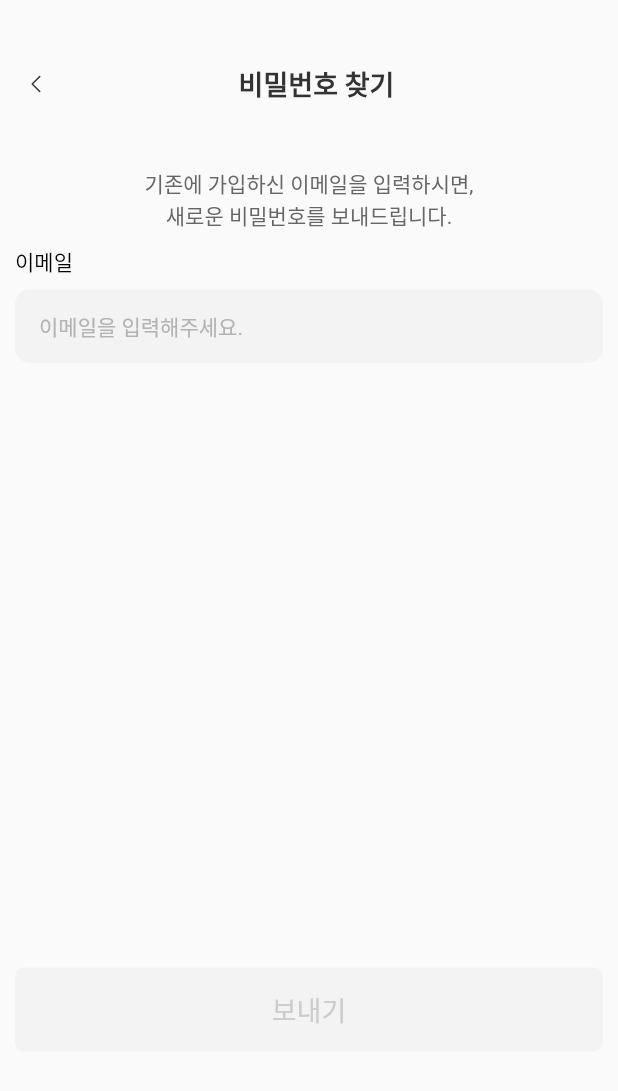
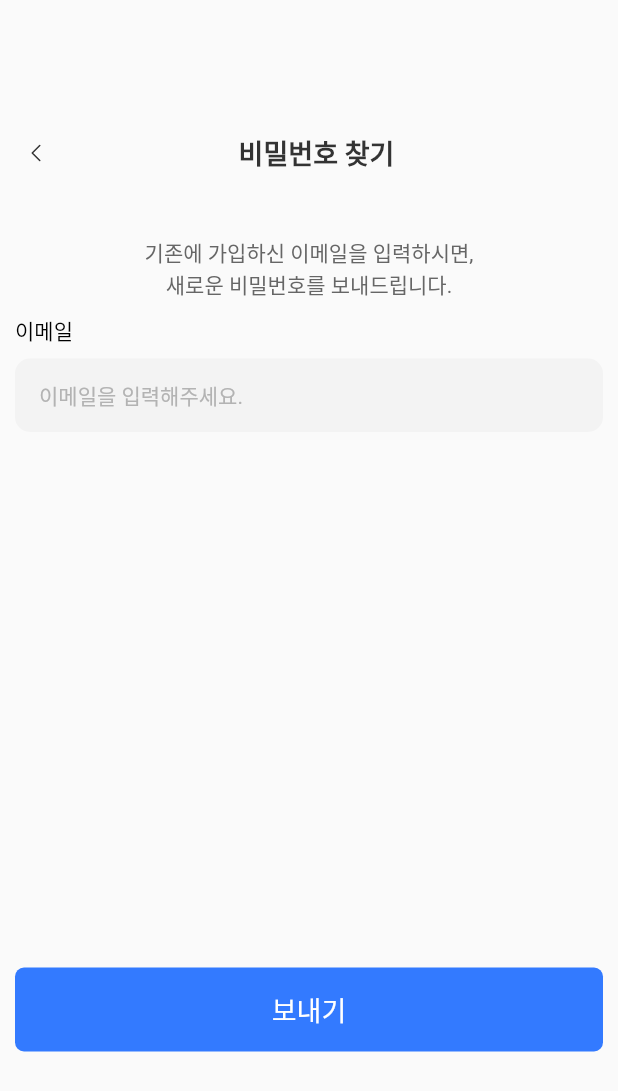
Before and after one commit to CosmicLatte009/spec, a Flutter app: the ForgotPasswordPage screen opened directly, on a phone screen of 412 x 824 dp. Shown: the top 1091 px of the screen. Run offline on Flutter 3.47's test engine with Material 2 defaults, Android fonts, the phone set to English and light mode, and no system bars; our stand-ins replace bubble, dio, flutter_secure_storage, flutter_svg, flutter_switch, get; accounts and stored records are empty; Roboto replaces fonts that are missing (Pretendard); project files that could hold a hidden picture were left out.

Commit message:
Feat: ForgotPasswordController 추가

```diff
--- /dev/null
+++ b/lib/controller/forgot_pw_controller.dart
@@ -0,0 +1,25 @@
+import 'package:dio/dio.dart';
+import 'package:get/get.dart';
+
+class ForgotPasswordController extends GetxController {
+  RxBool hasValue = false.obs;
+
+  String baseUrl = 'https://dev.sniperfactory.com';
+  final Dio dio = Dio();
+
+  Future<void> findPassword(String email) async {
+    try {
+      var res = await dio.post(
+          'https://dev.sniperfactory.com/api/auth/forgot-password',
+          data: {
+            'email': email,
+          });
+      if (res.statusCode == 200) {
+        print(res);
+      }
+    } on DioException catch (e) {
+      print('실패여');
+      print(e.message);
+    }
+  }
+}
--- a/lib/view/page/forgot_password_page.dart
+++ b/lib/view/page/forgot_password_page.dart
@@ -1,11 +1,13 @@
 import 'package:flutter/material.dart';
+import 'package:get/get.dart';
+import 'package:spec/controller/forgot_pw_controller.dart';
 import 'package:spec/util/app_text_style.dart';
 import 'package:spec/view/widget/button/custom_button.dart';
 import 'package:spec/view/widget/navigation/nav_menu.dart';
 import '../../util/app_color.dart';
 import 'package:spec/view/widget/custom_input.dart';
 
-class ForgotPasswordPage extends StatelessWidget {
+class ForgotPasswordPage extends GetView<ForgotPasswordController> {
   const ForgotPasswordPage({super.key});
 
   @override
@@ -13,7 +15,7 @@ class ForgotPasswordPage extends StatelessWidget {
     return Scaffold(
         body: Column(
       children: [
-        const SizedBox(height: 32),
+        const SizedBox(height: 78),
         const NavMenu(title: '비밀번호 찾기', titleDirection: TitleDirection.center),
         const SizedBox(height: 32),
         Text(
@@ -34,11 +36,13 @@ class ForgotPasswordPage extends StatelessWidget {
                   ),
                 ),
                 CustomButton(
-                  // onTap: () {},
+                  onTap: () {
+                    controller.findPassword("toodie270@gmail.com");
+                  },
                   text: '보내기',
                   type: ButtonType.main,
                   height: 56,
-                  disabled: true,
+                  // disabled: true,
                 ),
                 const SizedBox(height: 113),
               ],
```
